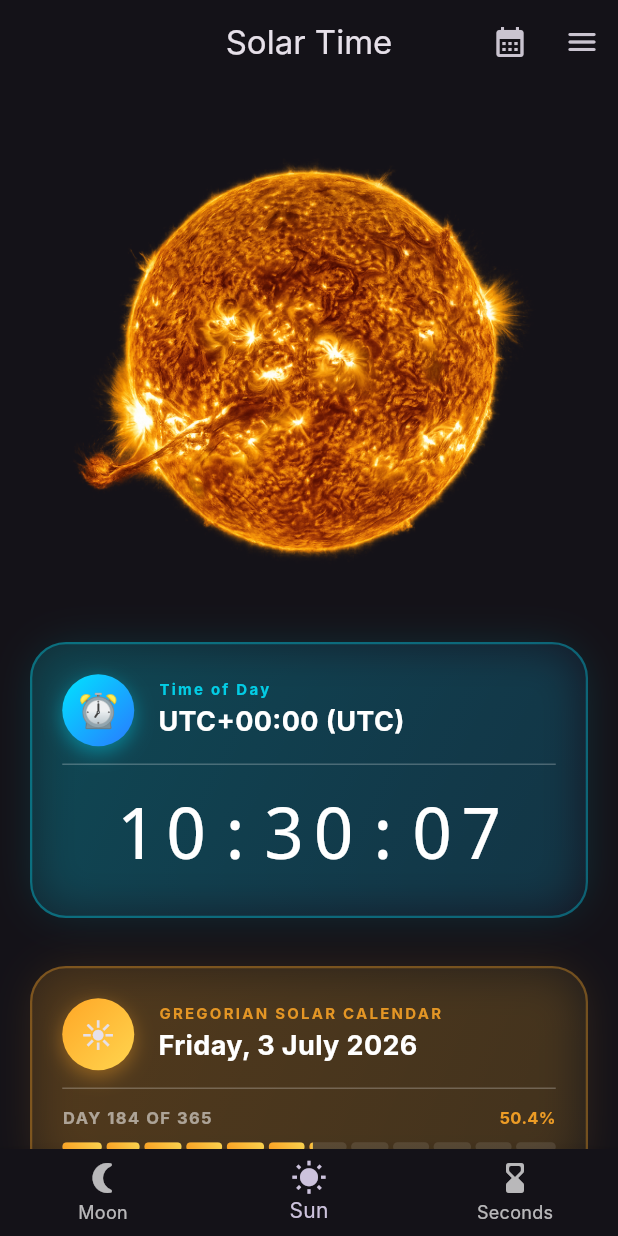
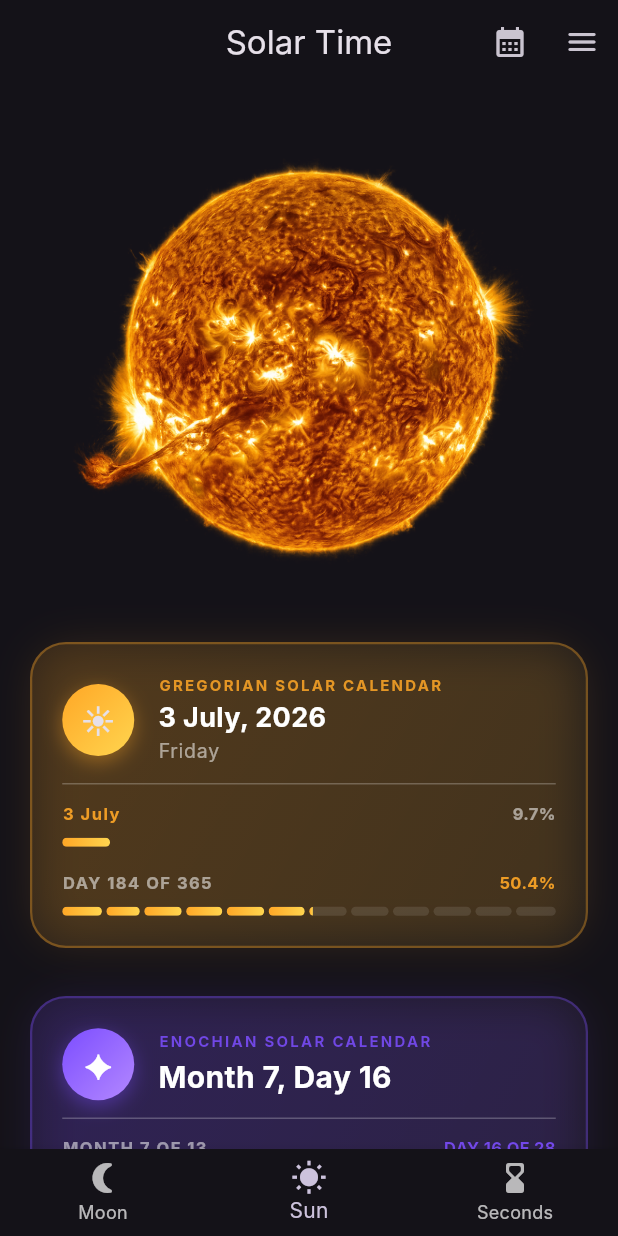
Before and after one commit to qbeukes/the-time-app, a Flutter app: the screen it shows after launch, on a phone screen of 412 x 824 dp. Run offline on Flutter 3.47's test engine with Material 3 defaults, Android fonts, the phone set to English and light mode, and no system bars; our stand-ins replace audioplayers, device_preview, geolocator, shared_preferences, wakelock_plus; missing offline and left inert: apsl_sun_calc; Roboto replaces fonts that are missing (Inter).

Commit message:
Improved sun screen and remember the previous screen and profile you were on

```diff
--- a/lib/screens/sun_screen.dart
+++ b/lib/screens/sun_screen.dart
@@ -40,12 +40,6 @@ class SunScreen extends StatelessWidget {
               ),
               const SizedBox(height: 20),
 
-              // ── localTime Card ───────────────────────
-              if (showLocalTime) ...[
-                _buildLocalTimeCard(gregorian),
-                const SizedBox(height: 16),
-              ],
-
               // ── Gregorian Card ──────────────────────────────────
               if (showGregorian) ...[
                 _buildGregorianCard(gregorian),
@@ -55,6 +49,12 @@ class SunScreen extends StatelessWidget {
               // ── Enochian Card ───────────────────────────────────
               if (showEnochian) ...[
                 _buildEnochianCard(enochian),
+                const SizedBox(height: 16),
+              ],
+
+              // ── localTime Card ───────────────────────
+              if (showLocalTime) ...[
+                _buildLocalTimeCard(gregorian),
                 const SizedBox(height: 16),
               ],
             ],
@@ -230,11 +230,19 @@ class SunScreen extends StatelessWidget {
                       ),
                       const SizedBox(height: 2),
                       Text(
-                        greg.formattedDate,
+                        '${greg.day} ${greg.monthName}, ${greg.year}',
                         style: const TextStyle(
                           fontSize: 18,
                           fontWeight: FontWeight.bold,
                           color: Colors.white,
+                        ),
+                      ),
+                      Text(
+                        greg.weekdayName,
+                        style: const TextStyle(
+                          fontSize: 13,
+                          color: Colors.white54,
+                          letterSpacing: 0.5,
                         ),
                       ),
                     ],
@@ -245,7 +253,62 @@ class SunScreen extends StatelessWidget {
 
             const Divider(height: 24, color: Colors.white24),
 
-            // Day of year progress
+            // ── Month progress ───────────────────────────────────
+            Row(
+              mainAxisAlignment: MainAxisAlignment.spaceBetween,
+              children: [
+                Text(
+                  '${greg.day} ${greg.monthName}',
+                  style: TextStyle(
+                    fontSize: 11,
+                    fontWeight: FontWeight.bold,
+                    letterSpacing: 1.0,
+                    color: accentColor.withOpacity(0.9),
+                  ),
+                ),
+                Text(
+                  () {
+                    final daysInMonth = DateUtils.getDaysInMonth(greg.year, greg.month);
+                    return '${(greg.day / daysInMonth * 100).toStringAsFixed(1)}%';
+                  }(),
+                  style: const TextStyle(
+                    fontSize: 11,
+                    fontWeight: FontWeight.bold,
+                    color: Colors.white54,
+                  ),
+                ),
+              ],
+            ),
+            const SizedBox(height: 8),
+
+            // Month progress bar — day fraction within current month
+            Builder(builder: (context) {
+              final daysInMonth = DateUtils.getDaysInMonth(greg.year, greg.month);
+              final monthProgress = greg.day / daysInMonth;
+              return Container(
+                height: 6,
+                decoration: BoxDecoration(
+                  borderRadius: BorderRadius.circular(3),
+                  color: Colors.white10,
+                ),
+                clipBehavior: Clip.antiAlias,
+                child: FractionallySizedBox(
+                  alignment: Alignment.centerLeft,
+                  widthFactor: monthProgress,
+                  child: Container(
+                    decoration: const BoxDecoration(
+                      gradient: LinearGradient(
+                        colors: [accentColor, secondaryColor],
+                      ),
+                    ),
+                  ),
+                ),
+              );
+            }),
+
+            const SizedBox(height: 16),
+
+            // ── Year progress ────────────────────────────────────
             Row(
               mainAxisAlignment: MainAxisAlignment.spaceBetween,
               children: [
```
Also changed, not shown: lib/main.dart (+7 -1 lines), lib/screens/seconds_screen.dart (+100 -3 lines), 2 other files.
